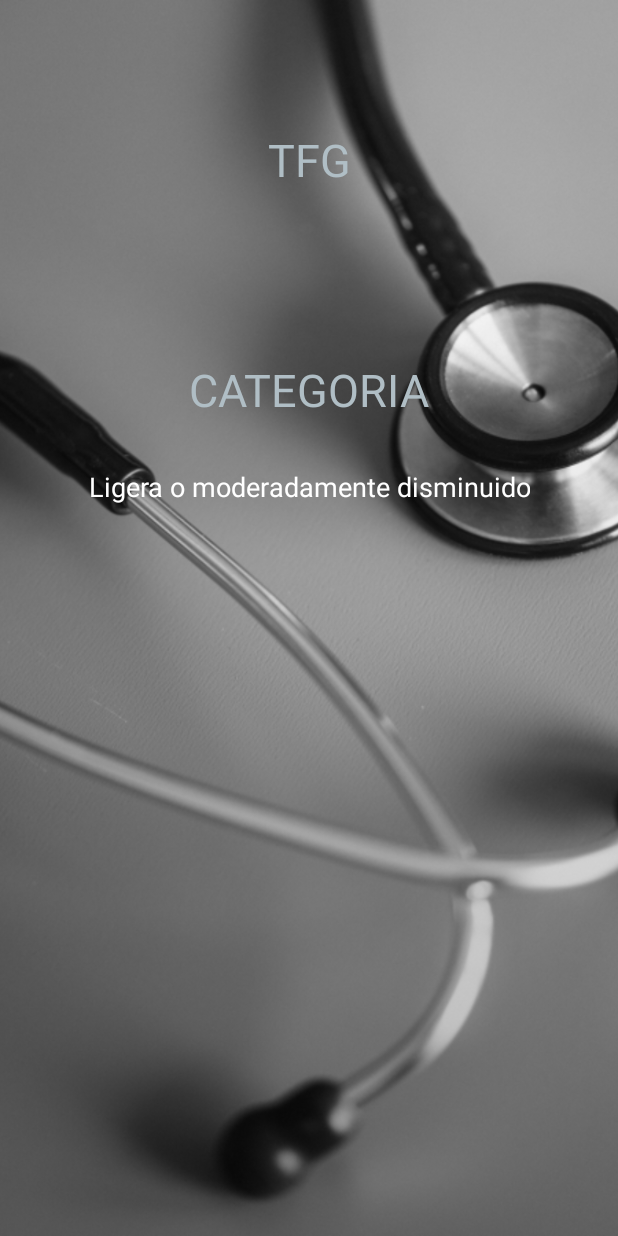
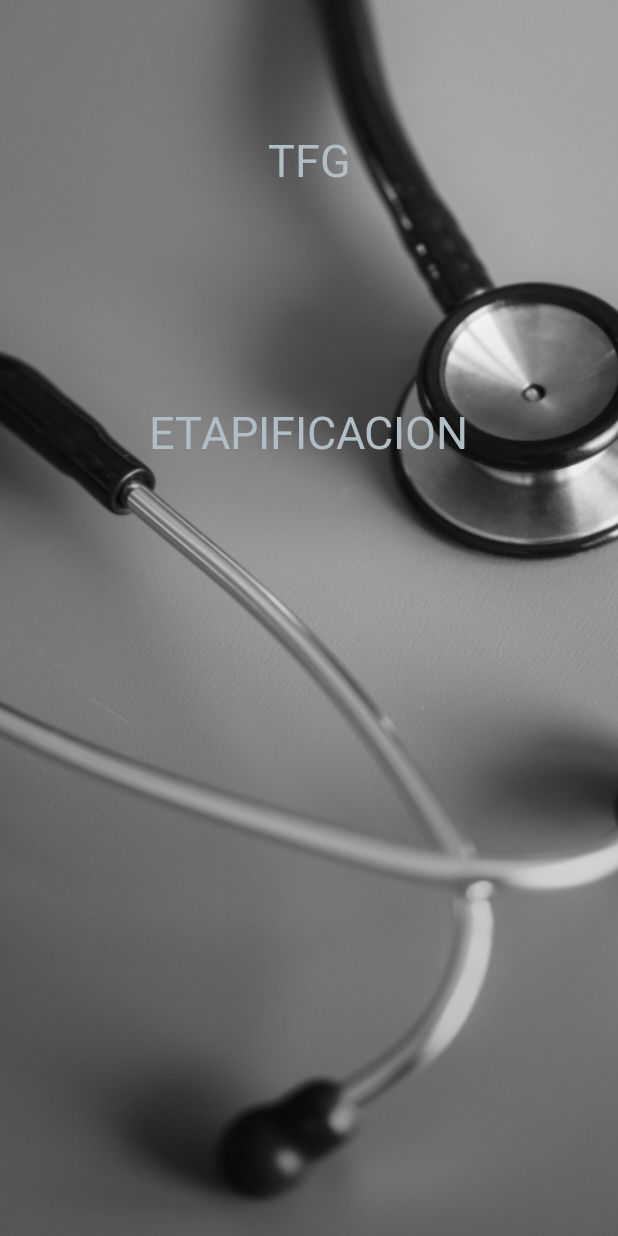
Before and after one commit to torchb3arer/iraimapp, an Android app: the Resultado screen opened directly, with no data from a screen before it, on a phone screen of 412 x 824 dp. Run offline under Robolectric (Android 15) with nearby library versions, the phone set to English and light mode, and no system bars.

```diff
--- a/app/build.gradle
+++ b/app/build.gradle
@@ -24,7 +24,7 @@ android {
 
 dependencies {
     implementation fileTree(dir: 'libs', include: ['*.jar'])
-    implementation "org.jetbrains.kotlin:kotlin-stdlib-jre7:$kotlin_version"
+    implementation "org.jetbrains.kotlin:kotlin-stdlib-jdk7:$kotlin_version"
     implementation 'com.android.support:appcompat-v7:26.1.0'
     implementation 'com.android.support.constraint:constraint-layout:1.1.0'
     testImplementation 'junit:junit:4.12'
--- a/app/src/main/res/layout/activity_resultado.xml
+++ b/app/src/main/res/layout/activity_resultado.xml
@@ -52,7 +52,7 @@
         android:layout_width="wrap_content"
         android:layout_height="wrap_content"
         android:layout_marginStart="8dp"
-        android:layout_marginTop="32dp"
+        android:layout_marginTop="60dp"
         android:layout_marginEnd="8dp"
         android:text="@string/categoria"
         android:textColor="@color/colorPrimary"
@@ -64,15 +64,17 @@
     <TextView
         android:id="@+id/categoriaResu"
         android:layout_width="wrap_content"
-        android:layout_height="wrap_content"
+        android:layout_height="45dp"
         android:layout_marginStart="8dp"
-        android:layout_marginTop="32dp"
+        android:layout_marginTop="24dp"
         android:layout_marginEnd="8dp"
-        android:text="Ligera o moderadamente disminuido"
+        android:layout_marginBottom="8dp"
         android:textAlignment="center"
         android:textColor="@android:color/white"
         android:textSize="18sp"
+        app:layout_constraintBottom_toBottomOf="parent"
         app:layout_constraintEnd_toEndOf="parent"
         app:layout_constraintStart_toStartOf="parent"
-        app:layout_constraintTop_toBottomOf="@+id/categoria" />
+        app:layout_constraintTop_toBottomOf="@+id/categoria"
+        app:layout_constraintVertical_bias="0.0" />
 </android.support.constraint.ConstraintLayout>
--- a/app/src/main/res/values/strings.xml
+++ b/app/src/main/res/values/strings.xml
@@ -12,5 +12,5 @@
     <string name="kg">Kg</string>
     <string name="anos">Años</string>
     <string name="tfg">TFG</string>
-    <string name="categoria">CATEGORIA</string>
+    <string name="categoria">ETAPIFICACION</string>
 </resources>
--- a/build.gradle
+++ b/build.gradle
@@ -1,13 +1,13 @@
 // Top-level build file where you can add configuration options common to all sub-projects/modules.
 
 buildscript {
-    ext.kotlin_version = '1.2.60'
+    ext.kotlin_version = '1.3.20'
     repositories {
         google()
         jcenter()
     }
     dependencies {
-        classpath 'com.android.tools.build:gradle:3.2.1'
+        classpath 'com.android.tools.build:gradle:3.3.1'
         classpath "org.jetbrains.kotlin:kotlin-gradle-plugin:$kotlin_version"
 
         // NOTE: Do not place your application dependencies here; they belong
```
Also changed, not shown: app/src/main/java/com/example/torchb3arer/iraimapp/Utilitarios/Constantes.kt (+6 -6 lines), gradle/wrapper/gradle-wrapper.properties.
